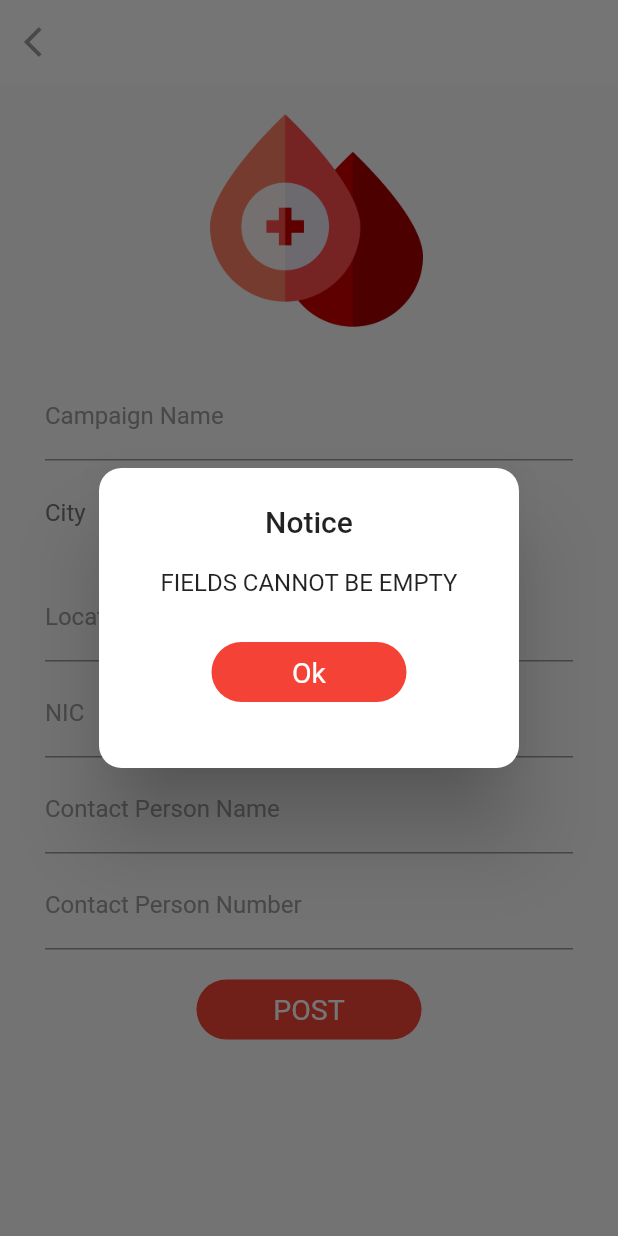
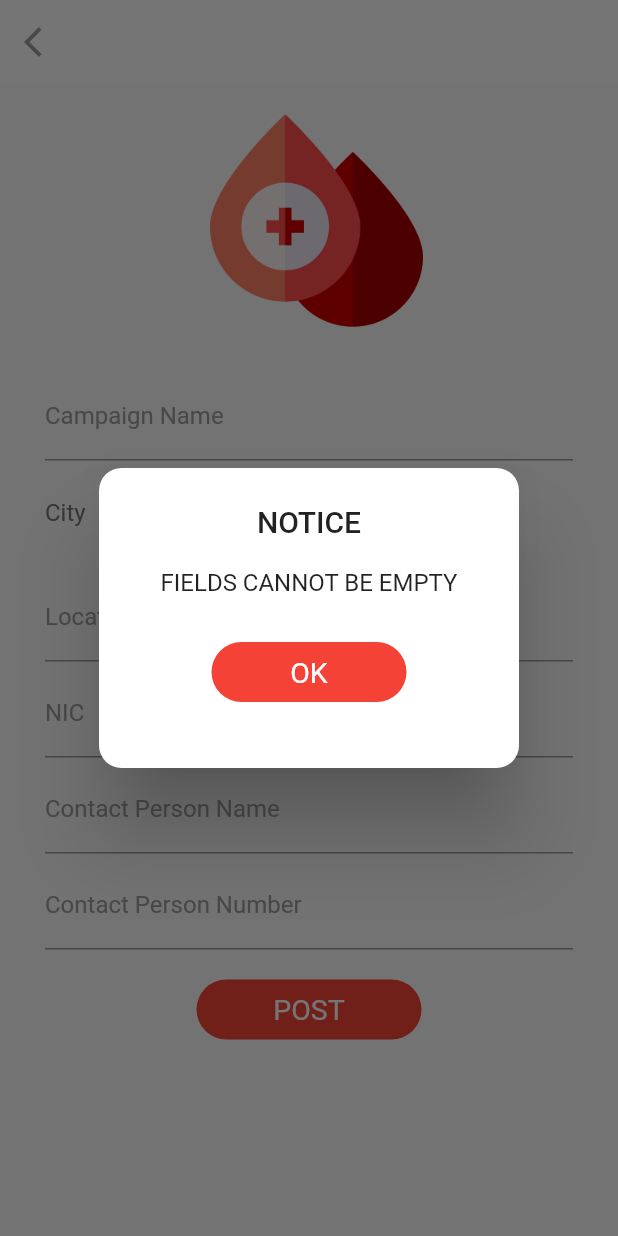
Before and after one commit to gigishan/Lifer-Blood-Donation-App, a Flutter app: the PostPage screen opened directly, after a tap on "POST", on a phone screen of 412 x 824 dp. Run offline on Flutter 3.47's test engine with Material 2 defaults, Android fonts, the phone set to English and light mode, and no system bars; our stand-ins replace buttons_tabbar, cloud_firestore, firebase_core; accounts and stored records are empty.

Commit message:
Edited Notice Popup messages

```diff
--- a/lifer_app/lib/common.dart
+++ b/lifer_app/lib/common.dart
@@ -9,7 +9,7 @@ showContentDialog(BuildContext context, String content,
         return AlertDialog(
           shape: RoundedRectangleBorder(
               borderRadius: BorderRadius.all(Radius.circular(15))),
-          title: Center(child: Text("Notice", style: TextStyle())),
+          title: Center(child: Text("NOTICE", style: TextStyle())),
           content: Column(
             mainAxisSize: MainAxisSize.min,
             children: [
@@ -34,7 +34,7 @@ showContentDialog(BuildContext context, String content,
                     color: Colors.red,
                     child: Center(
                       child: Text(
-                        'Ok',
+                        'OK',
                         style: TextStyle(fontSize: 19.0, color: Colors.white),
                       ),
                     ),
```
